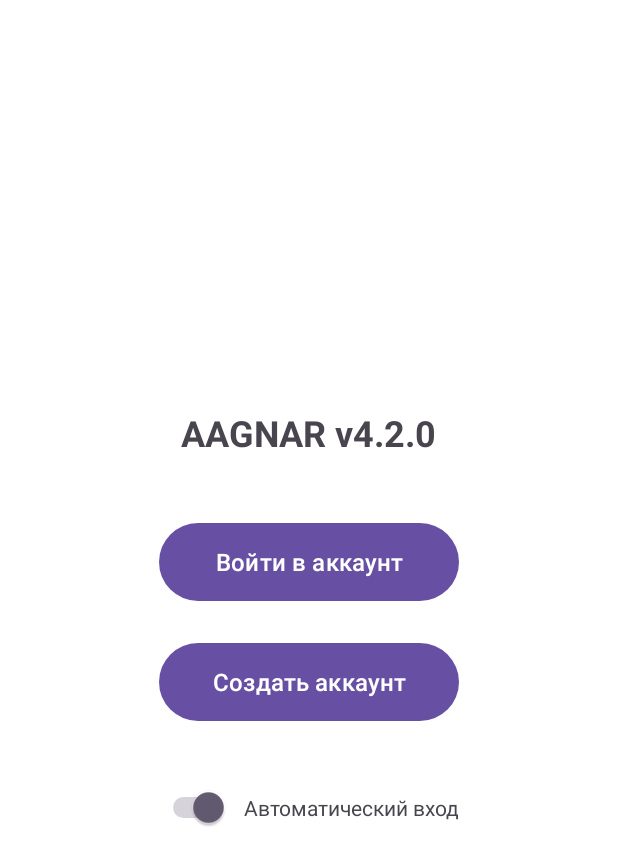
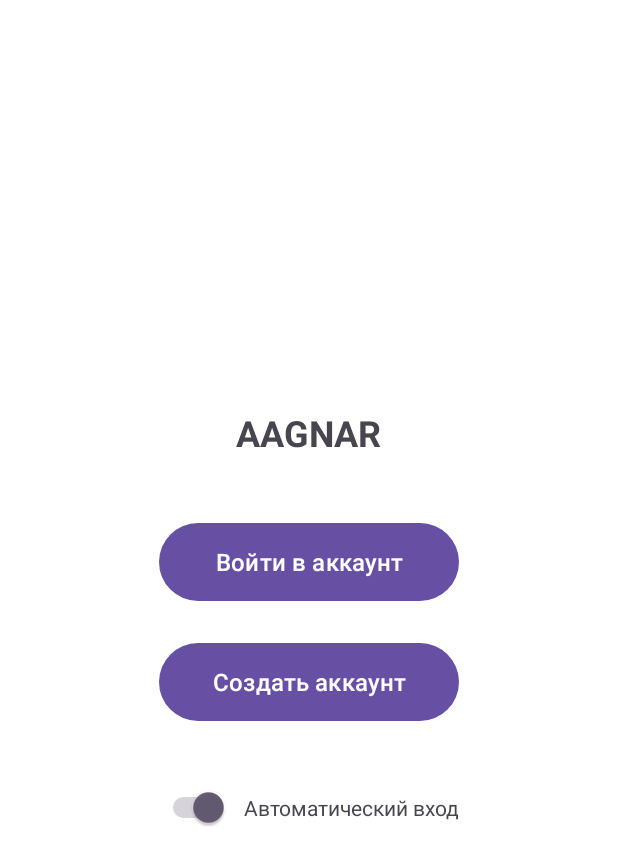
Before and after one commit to vaspull9-bit/AAGNAR, an Android app: the screen it shows after launch (AccountSelectionActivity), on a phone screen of 412 x 824 dp. Shown: the top 865 px of the screen. Run offline under Robolectric (Android 15) with nearby library versions, the phone set to English and light mode, and no system bars; our stand-ins replace Dagger/Hilt's generated code.

```diff
--- a/app/build.gradle.kts
+++ b/app/build.gradle.kts
@@ -21,7 +21,7 @@ android {
         minSdk = 24
         targetSdk = 34
         versionCode = 4
-        versionName = "4.2.1"
+        versionName = "4.2.2"
         testInstrumentationRunner = "androidx.test.runner.AndroidJUnitRunner"
 
 
--- a/app/src/main/java/com/example/aagnar/MainActivity.kt
+++ b/app/src/main/java/com/example/aagnar/MainActivity.kt
@@ -1,4 +1,4 @@
-//AAGNAR  v4.2.1
+//AAGNAR  v4.2.2
 package com.example.aagnar
 
 import android.content.Intent
@@ -249,7 +249,7 @@ class MainActivity : AppCompatActivity(), NavigationView.OnNavigationItemSelecte
 
     private fun showAbout() {
         android.app.AlertDialog.Builder(this)
-            .setTitle("AAGNAR v4.2.1")
+            .setTitle("AAGNAR v4.2.2")
             .setMessage("P2P клиент, DeeR Tuund (C) 2025\n\nGNU GPL-3.0-")
             .setPositiveButton("OK", null)
             .show()
--- a/app/src/main/res/layout/activity_account_selection.xml
+++ b/app/src/main/res/layout/activity_account_selection.xml
@@ -10,7 +10,7 @@
     <TextView
         android:layout_width="wrap_content"
         android:layout_height="wrap_content"
-        android:text="AAGNAR v4.2.0"
+        android:text="AAGNAR"
         android:textSize="24sp"
         android:textStyle="bold"
         android:layout_marginBottom="40dp" />
--- a/build.gradle.kts
+++ b/build.gradle.kts
@@ -1,4 +1,6 @@
-// Top-level build file where you can add configuration options common to all sub-modules
+// Top-level build file where you can add configuration options common
+// to all sub-modules
+// v.4.2.2
 plugins {
     id("com.android.application") version "8.2.2" apply false
     id("com.android.library") version "8.2.2" apply false
```
